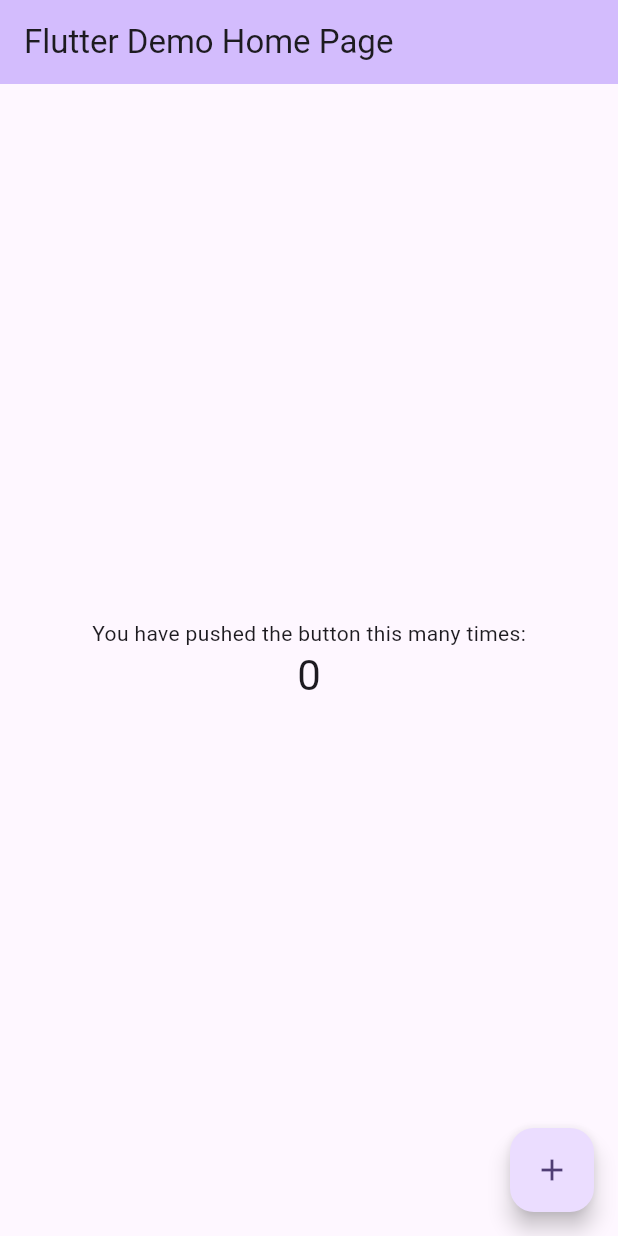
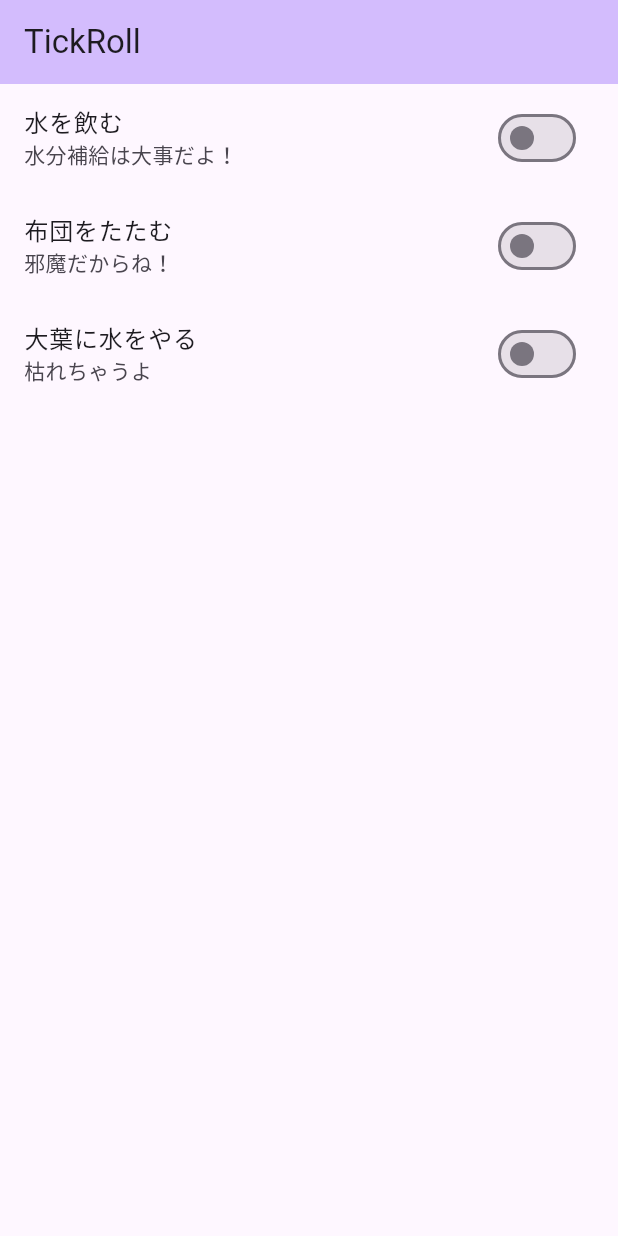
Before and after one commit to hiro259/tickroll, a Flutter app: the screen it shows after launch, on a phone screen of 412 x 824 dp. Run offline on Flutter 3.47's test engine with Material 3 defaults, Android fonts, the phone set to English and light mode, and no system bars.

Commit message:
add title,add TickData Class,add ListBuilder

```diff
--- a/lib/main.dart
+++ b/lib/main.dart
@@ -11,42 +11,30 @@
   @override
   Widget build(BuildContext context) {
     return MaterialApp(
-      title: 'Flutter Demo',
+      title: 'TicRoll',
       theme: ThemeData(
-        // This is the theme of your application.
-        //
-        // TRY THIS: Try running your application with "flutter run". You'll see
-        // the application has a purple toolbar. Then, without quitting the app,
-        // try changing the seedColor in the colorScheme below to Colors.green
-        // and then invoke "hot reload" (save your changes or press the "hot
-        // reload" button in a Flutter-supported IDE, or press "r" if you used
-        // the command line to start the app).
-        //
-        // Notice that the counter didn't reset back to zero; the application
-        // state is not lost during the reload. To reset the state, use hot
-        // restart instead.
-        //
-        // This works for code too, not just values: Most code changes can be
-        // tested with just a hot reload.
         colorScheme: ColorScheme.fromSeed(seedColor: Colors.deepPurple),
         useMaterial3: true,
       ),
-      home: const MyHomePage(title: 'Flutter Demo Home Page'),
+      home: const MyHomePage(title: 'TickRoll'),
     );
   }
 }
 
+class TickData {
+  String title;
+  bool value;
+  String detail;
+
+  TickData({
+    required this.title,
+    required this.value,
+    required this.detail,
+  });
+}
+
 class MyHomePage extends StatefulWidget {
   const MyHomePage({super.key, required this.title});
-
-  // This widget is the home page of your application. It is stateful, meaning
-  // that it has a State object (defined below) that contains fields that affect
-  // how it looks.
-
-  // This class is the configuration for the state. It holds the values (in this
-  // case the title) provided by the parent (in this case the App widget) and
-  // used by the build method of the State. Fields in a Widget subclass are
-  // always marked "final".
 
   final String title;
 
@@ -55,71 +43,41 @@
 }
 
 class _MyHomePageState extends State<MyHomePage> {
-  int _counter = 0;
+  List<TickData> TickDataList = [];
 
-  void _incrementCounter() {
-    setState(() {
-      // This call to setState tells the Flutter framework that something has
-      // changed in this State, which causes it to rerun the build method below
-      // so that the display can reflect the updated values. If we changed
-      // _counter without calling setState(), then the build method would not be
-      // called again, and so nothing would appear to happen.
-      _counter++;
-    });
+  _MyHomePageState() {
+    print('MyHomePageState Start');
+    TickDataList.add(
+        TickData(title: '水を飲む', value: false, detail: '水分補給は大事だよ！'));
+    TickDataList.add(
+        TickData(title: '布団をたたむ', value: false, detail: '邪魔だからね！'));
+    TickDataList.add(
+        TickData(title: '大葉に水をやる', value: false, detail: '枯れちゃうよ'));
   }
 
   @override
   Widget build(BuildContext context) {
-    // This method is rerun every time setState is called, for instance as done
-    // by the _incrementCounter method above.
-    //
-    // The Flutter framework has been optimized to make rerunning build methods
-    // fast, so that you can just rebuild anything that needs updating rather
-    // than having to individually change instances of widgets.
     return Scaffold(
       appBar: AppBar(
-        // TRY THIS: Try changing the color here to a specific color (to
-        // Colors.amber, perhaps?) and trigger a hot reload to see the AppBar
-        // change color while the other colors stay the same.
         backgroundColor: Theme.of(context).colorScheme.inversePrimary,
-        // Here we take the value from the MyHomePage object that was created by
-        // the App.build method, and use it to set our appbar title.
         title: Text(widget.title),
       ),
       body: Center(
-        // Center is a layout widget. It takes a single child and positions it
-        // in the middle of the parent.
-        child: Column(
-          // Column is also a layout widget. It takes a list of children and
-          // arranges them vertically. By default, it sizes itself to fit its
-          // children horizontally, and tries to be as tall as its parent.
-          //
-          // Column has various properties to control how it sizes itself and
-          // how it positions its children. Here we use mainAxisAlignment to
-          // center the children vertically; the main axis here is the vertical
-          // axis because Columns are vertical (the cross axis would be
-          // horizontal).
-          //
-          // TRY THIS: Invoke "debug painting" (choose the "Toggle Debug Paint"
-          // action in the IDE, or press "p" in the console), to see the
-          // wireframe for each widget.
-          mainAxisAlignment: MainAxisAlignment.center,
-          children: <Widget>[
-            const Text(
-              'You have pushed the button this many times:',
-            ),
-            Text(
-              '$_counter',
-              style: Theme.of(context).textTheme.headlineMedium,
-            ),
-          ],
-        ),
-      ),
-      floatingActionButton: FloatingActionButton(
-        onPressed: _incrementCounter,
-        tooltip: 'Increment',
-        child: const Icon(Icons.add),
-      ), // This trailing comma makes auto-formatting nicer for build methods.
+          child: ListView.builder(
+        itemCount: TickDataList.length,
+        itemBuilder: (context, index) {
+          return SwitchListTile(
+            title: Text(TickDataList[index].title),
+            value: TickDataList[index].value,
+            subtitle: Text(TickDataList[index].detail),
+            onChanged: (bool newValue) {
+              setState(() {
+                TickDataList[index].value = newValue;
+              });
+            },
+          );
+        },
+      )),
     );
   }
 }
```
